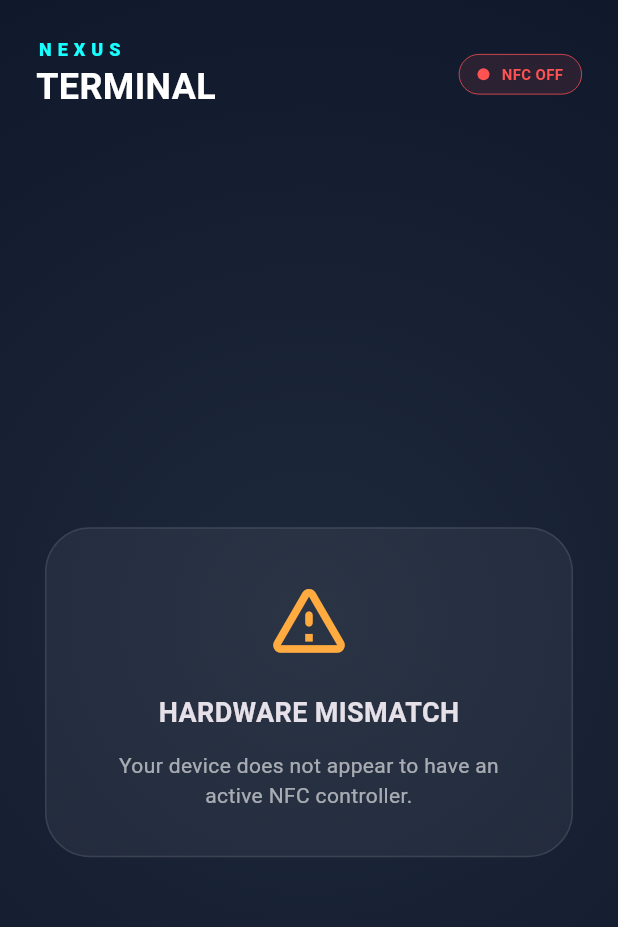
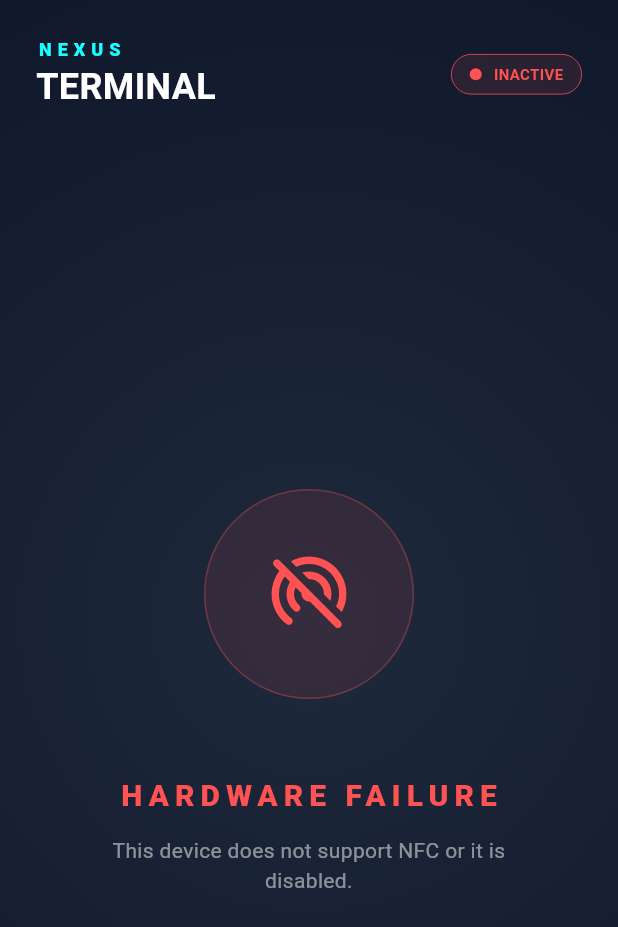
Before and after one commit to terfabinda/nfc_detector, a Flutter app: the screen it shows after launch, on a phone screen of 412 x 824 dp. Shown: the top 927 px of the screen. Run offline on Flutter 3.47's test engine with Material 3 defaults, Android fonts, the light colour scheme and no system bars; missing offline and left inert: nfc_manager.

Commit message:
Animation update

```diff
--- a/lib/main.dart
+++ b/lib/main.dart
@@ -27,6 +27,8 @@ class NexusPayApp extends StatelessWidget {
   }
 }
 
+enum NFCState { checking, supported, unsupported }
+
 class NFCDashboard extends StatefulWidget {
   const NFCDashboard({super.key});
 
@@ -36,8 +38,7 @@ class NFCDashboard extends StatefulWidget {
 
 class _NFCDashboardState extends State<NFCDashboard>
     with SingleTickerProviderStateMixin {
-  bool _isChecking = true;
-  bool _isNFCSupported = false;
+  NFCState _state = NFCState.checking;
   bool _isTagDetected = false;
   late AnimationController _radarController;
 
@@ -46,7 +47,7 @@ class _NFCDashboardState extends State<NFCDashboard>
     super.initState();
     _radarController = AnimationController(
       vsync: this,
-      duration: const Duration(seconds: 3),
+      duration: const Duration(seconds: 2),
     )..repeat();
     _initNFC();
   }
@@ -59,18 +60,19 @@ class _NFCDashboardState extends State<NFCDashboard>
   }
 
   Future<void> _initNFC() async {
+    // Add a slight delay so the user sees the "Scanning for Hardware" animation
+    await Future.delayed(const Duration(seconds: 2));
+
     try {
       bool isAvailable = await NfcManager.instance.isAvailable();
-      setState(() {
-        _isNFCSupported = isAvailable;
-        _isChecking = false;
-      });
+      if (mounted) {
+        setState(() {
+          _state = isAvailable ? NFCState.supported : NFCState.unsupported;
+        });
+      }
       if (isAvailable) _startScanning();
     } catch (e) {
-      setState(() {
-        _isNFCSupported = false;
-        _isChecking = false;
-      });
+      if (mounted) setState(() => _state = NFCState.unsupported);
     }
   }
 
@@ -80,10 +82,6 @@ class _NFCDashboardState extends State<NFCDashboard>
       onDiscovered: (NfcTag tag) async {
         HapticFeedback.vibrate();
         setState(() => _isTagDetected = true);
-
-        await Future.delayed(const Duration(milliseconds: 200));
-        HapticFeedback.lightImpact();
-
         await Future.delayed(const Duration(seconds: 3));
         if (mounted) setState(() => _isTagDetected = false);
       },
@@ -95,6 +93,7 @@ class _NFCDashboardState extends State<NFCDashboard>
     return Scaffold(
       body: Stack(
         children: [
+          // Background Gradient
           Positioned.fill(
             child: Container(
               decoration: const BoxDecoration(
@@ -111,15 +110,20 @@ class _NFCDashboardState extends State<NFCDashboard>
               children: [
                 _buildAppBar(),
                 Expanded(
-                  child: _isChecking
-                      ? const Center(
-                          child: CircularProgressIndicator(
-                            color: Colors.cyanAccent,
-                          ),
-                        )
-                      : !_isNFCSupported
-                      ? _buildNoNFCView()
-                      : _buildScannerView(),
+                  child: AnimatedSwitcher(
+                    duration: const Duration(milliseconds: 800),
+                    transitionBuilder:
+                        (Widget child, Animation<double> animation) {
+                          return FadeTransition(
+                            opacity: animation,
+                            child: ScaleTransition(
+                              scale: animation,
+                              child: child,
+                            ),
+                          );
+                        },
+                    child: _buildMainContent(),
+                  ),
                 ),
               ],
             ),
@@ -129,7 +133,165 @@ class _NFCDashboardState extends State<NFCDashboard>
     );
   }
 
+  Widget _buildMainContent() {
+    // Use KeyedSubtree or Keys so AnimatedSwitcher knows when to swap
+    switch (_state) {
+      case NFCState.checking:
+        return _buildStatusView(
+          key: const ValueKey('checking'),
+          icon: Icons.search_rounded,
+          title: "INITIALIZING",
+          subtitle: "Checking hardware communication links...",
+          color: Colors.cyanAccent,
+          showRadar: true,
+        );
+      case NFCState.unsupported:
+        return _buildStatusView(
+          key: const ValueKey('unsupported'),
+          icon: Icons.portable_wifi_off_rounded,
+          title: "HARDWARE FAILURE",
+          subtitle: "This device does not support NFC or it is disabled.",
+          color: Colors.redAccent,
+          showRadar: false,
+        );
+      case NFCState.supported:
+        return _buildScannerView(key: const ValueKey('active'));
+    }
+  }
+
+  Widget _buildStatusView({
+    required Key key,
+    required IconData icon,
+    required String title,
+    required String subtitle,
+    required Color color,
+    required bool showRadar,
+  }) {
+    return Column(
+      key: key,
+      mainAxisAlignment: MainAxisAlignment.center,
+      children: [
+        Stack(
+          alignment: Alignment.center,
+          children: [
+            if (showRadar)
+              AnimatedBuilder(
+                animation: _radarController,
+                builder: (context, child) {
+                  return CustomPaint(
+                    painter: RadarPainter(_radarController.value, color),
+                    size: const Size(300, 300),
+                  );
+                },
+              ),
+            Container(
+              width: 140,
+              height: 140,
+              decoration: BoxDecoration(
+                shape: BoxShape.circle,
+                color: color.withOpacity(0.1),
+                border: Border.all(color: color.withOpacity(0.3)),
+              ),
+              child: Icon(icon, size: 60, color: color),
+            ),
+          ],
+        ),
+        const SizedBox(height: 50),
+        Text(
+          title,
+          style: TextStyle(
+            fontSize: 20,
+            fontWeight: FontWeight.w900,
+            letterSpacing: 4,
+            color: color,
+          ),
+        ),
+        const SizedBox(height: 12),
+        Padding(
+          padding: const EdgeInsets.symmetric(horizontal: 50),
+          child: Text(
+            subtitle,
+            textAlign: TextAlign.center,
+            style: TextStyle(color: Colors.white.withOpacity(0.5)),
+          ),
+        ),
+      ],
+    );
+  }
+
+  Widget _buildScannerView({required Key key}) {
+    return Column(
+      key: key,
+      mainAxisAlignment: MainAxisAlignment.center,
+      children: [
+        Stack(
+          alignment: Alignment.center,
+          children: [
+            if (!_isTagDetected)
+              AnimatedBuilder(
+                animation: _radarController,
+                builder: (context, child) {
+                  return CustomPaint(
+                    painter: RadarPainter(
+                      _radarController.value,
+                      Colors.cyanAccent,
+                    ),
+                    size: const Size(300, 300),
+                  );
+                },
+              ),
+            AnimatedContainer(
+              duration: const Duration(milliseconds: 500),
+              width: 180,
+              height: 180,
+              decoration: BoxDecoration(
+                shape: BoxShape.circle,
+                color: _isTagDetected
+                    ? Colors.greenAccent
+                    : Colors.cyanAccent.withOpacity(0.1),
+                boxShadow: [
+                  BoxShadow(
+                    color: _isTagDetected
+                        ? Colors.greenAccent.withOpacity(0.5)
+                        : Colors.cyanAccent.withOpacity(0.2),
+                    blurRadius: 40,
+                  ),
+                ],
+              ),
+              child: Icon(
+                _isTagDetected ? Icons.check_rounded : Icons.nfc_rounded,
+                size: 80,
+                color: _isTagDetected ? Colors.white : Colors.cyanAccent,
+              ),
+            ),
+          ],
+        ),
+        const SizedBox(height: 60),
+        Text(
+          _isTagDetected ? "IDENTITY VERIFIED" : "SCANNING SIGNAL",
+          style: const TextStyle(
+            fontSize: 18,
+            fontWeight: FontWeight.w900,
+            letterSpacing: 2,
+          ),
+        ),
+        const SizedBox(height: 10),
+        Padding(
+          padding: const EdgeInsets.symmetric(horizontal: 40),
+          child: Text(
+            _isTagDetected
+                ? "NFC Data packet captured successfully."
+                : "Hold your device near a compatible NFC tag.",
+            textAlign: TextAlign.center,
+            style: TextStyle(color: Colors.white.withOpacity(0.5)),
+          ),
+        ),
+      ],
+    );
+  }
+
   Widget _buildAppBar() {
+    bool isActive = _state == NFCState.supported;
     return Padding(
       padding: const EdgeInsets.all(24.0),
       child: Row(
@@ -157,15 +319,16 @@ class _NFCDashboardState extends State<NFCDashboard>
               ),
             ],
           ),
-          Container(
+          AnimatedContainer(
+            duration: const Duration(milliseconds: 500),
             padding: const EdgeInsets.symmetric(horizontal: 12, vertical: 6),
             decoration: BoxDecoration(
-              color: _isNFCSupported
+              color: isActive
                   ? Colors.greenAccent.withOpacity(0.1)
                   : Colors.redAccent.withOpacity(0.1),
               borderRadius: BorderRadius.circular(20),
               border: Border.all(
-                color: _isNFCSupported ? Colors.greenAccent : Colors.redAccent,
+                color: isActive ? Colors.greenAccent : Colors.redAccent,
                 width: 0.5,
               ),
             ),
@@ -173,19 +336,17 @@ class _NFCDashboardState extends State<NFCDashboard>
               children: [
                 CircleAvatar(
                   radius: 4,
-                  backgroundColor: _isNFCSupported
+                  backgroundColor: isActive
                       ? Colors.greenAccent
                       : Colors.redAccent,
                 ),
                 const SizedBox(width: 8),
                 Text(
-                  _isNFCSupported ? "NFC ACTIVE" : "NFC OFF",
+                  isActive ? "ACTIVE" : "INACTIVE",
                   style: TextStyle(
                     fontSize: 10,
                     fontWeight: FontWeight.bold,
-                    color: _isNFCSupported
-                        ? Colors.greenAccent
-                        : Colors.redAccent,
+                    color: isActive ? Colors.greenAccent : Colors.redAccent,
                   ),
                 ),
               ],
@@ -195,128 +356,22 @@ class _NFCDashboardState extends State<NFCDashboard>
       ),
     );
   }
-
-  Widget _buildScannerView() {
-    return Column(
-      mainAxisAlignment: MainAxisAlignment.center,
-      children: [
-        Stack(
-          alignment: Alignment.center,
-          children: [
-            if (!_isTagDetected)
-              AnimatedBuilder(
-                animation: _radarController,
-                builder: (context, child) {
-                  return CustomPaint(
-                    painter: RadarPainter(_radarController.value),
-                    size: const Size(300, 300),
-                  );
-                },
-              ),
-            AnimatedContainer(
-              duration: const Duration(milliseconds: 500),
-              width: 180,
-              height: 180,
-              decoration: BoxDecoration(
-                shape: BoxShape.circle,
-                color: _isTagDetected
-                    ? Colors.greenAccent
-                    : Colors.cyanAccent.withOpacity(0.1),
-                boxShadow: [
-                  BoxShadow(
-                    color: _isTagDetected
-                        ? Colors.greenAccent.withOpacity(0.5)
-                        : Colors.cyanAccent.withOpacity(0.2),
-                    blurRadius: 40,
-                    spreadRadius: 10,
-                  ),
-                ],
-              ),
-              child: Icon(
-                _isTagDetected ? Icons.check_rounded : Icons.nfc_rounded,
-                size: 80,
-                color: _isTagDetected ? Colors.white : Colors.cyanAccent,
-              ),
-            ),
-          ],
-        ),
-        const SizedBox(height: 60),
-        Text(
-          _isTagDetected ? "IDENTITY VERIFIED" : "SCANNING FOR SIGNAL",
-          style: const TextStyle(
-            fontSize: 18,
-            fontWeight: FontWeight.w900,
-            letterSpacing: 2,
-          ),
-        ),
-        const SizedBox(height: 10),
-        Padding(
-          padding: const EdgeInsets.symmetric(horizontal: 40),
-          child: Text(
-            _isTagDetected
-                ? "NFC Data packet captured successfully."
-                : "Place your device near a card, tag, or another NFC phone.",
-            textAlign: TextAlign.center,
-            style: TextStyle(
-              color: Colors.white.withOpacity(0.5),
-              fontSize: 14,
-            ),
-          ),
-        ),
-      ],
-    );
-  }
-
-  Widget _buildNoNFCView() {
-    return Center(
-      child: Container(
-        margin: const EdgeInsets.all(30),
-        padding: const EdgeInsets.all(30),
-        decoration: BoxDecoration(
-          color: Colors.white.withOpacity(0.05),
-          borderRadius: BorderRadius.circular(30),
-          border: Border.all(color: Colors.white.withOpacity(0.1)),
-        ),
-        child: Column(
-          mainAxisSize: MainAxisSize.min,
-          children: [
-            const Icon(
-              Icons.warning_amber_rounded,
-              size: 60,
-              color: Colors.orangeAccent,
-            ),
-            const SizedBox(height: 20),
-            const Text(
-              "HARDWARE MISMATCH",
-              style: TextStyle(fontSize: 18, fontWeight: FontWeight.bold),
-            ),
-            const SizedBox(height: 12),
-            Text(
-              "Your device does not appear to have an active NFC controller.",
-              textAlign: TextAlign.center,
-              style: TextStyle(color: Colors.white.withOpacity(0.6)),
-            ),
-          ],
-        ),
-      ),
-    );
-  }
 }
 
 class RadarPainter extends CustomPainter {
   final double animationValue;
-  RadarPainter(this.animationValue);
+  final Color color;
+  RadarPainter(this.animationValue, this.color);
 
   @override
   void paint(Canvas canvas, Size size) {
     final center = Offset(size.width / 2, size.height / 2);
-    final paint = Paint()
-      ..color = Colors.cyanAccent.withOpacity(1.0 - animationValue)
-      ..style = PaintingStyle.stroke
-      ..strokeWidth = 2;
-
     for (int i = 0; i < 3; i++) {
       double value = (animationValue + (i / 3)) % 1.0;
+      final paint = Paint()
+        ..color = color.withOpacity(1.0 - value)
+        ..style = PaintingStyle.stroke
+        ..strokeWidth = 2;
       canvas.drawCircle(center, size.width / 2 * value, paint);
     }
   }
```
